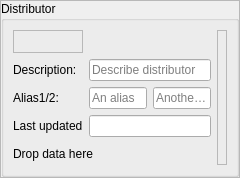
Qt form src/blackgui/editors/distributorform.ui (swift-project/pilotclient) before a commit.
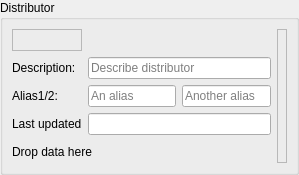
The same form after that commit. Custom widgets are drawn as their Qt base class.

```diff
--- a/src/blackgui/editors/distributorform.ui
+++ b/src/blackgui/editors/distributorform.ui
@@ -6,8 +6,8 @@
    <rect>
     <x>0</x>
     <y>0</y>
-    <width>240</width>
-    <height>178</height>
+    <width>299</width>
+    <height>175</height>
    </rect>
   </property>
   <property name="minimumSize">
@@ -19,12 +19,6 @@
   <property name="windowTitle">
    <string>Distributor editor</string>
   </property>
-  <property name="frameShape">
-   <enum>QFrame::StyledPanel</enum>
-  </property>
-  <property name="frameShadow">
-   <enum>QFrame::Raised</enum>
-  </property>
   <layout class="QHBoxLayout" name="hl_DistributorEditor">
    <property name="spacing">
     <number>4</number>
```
